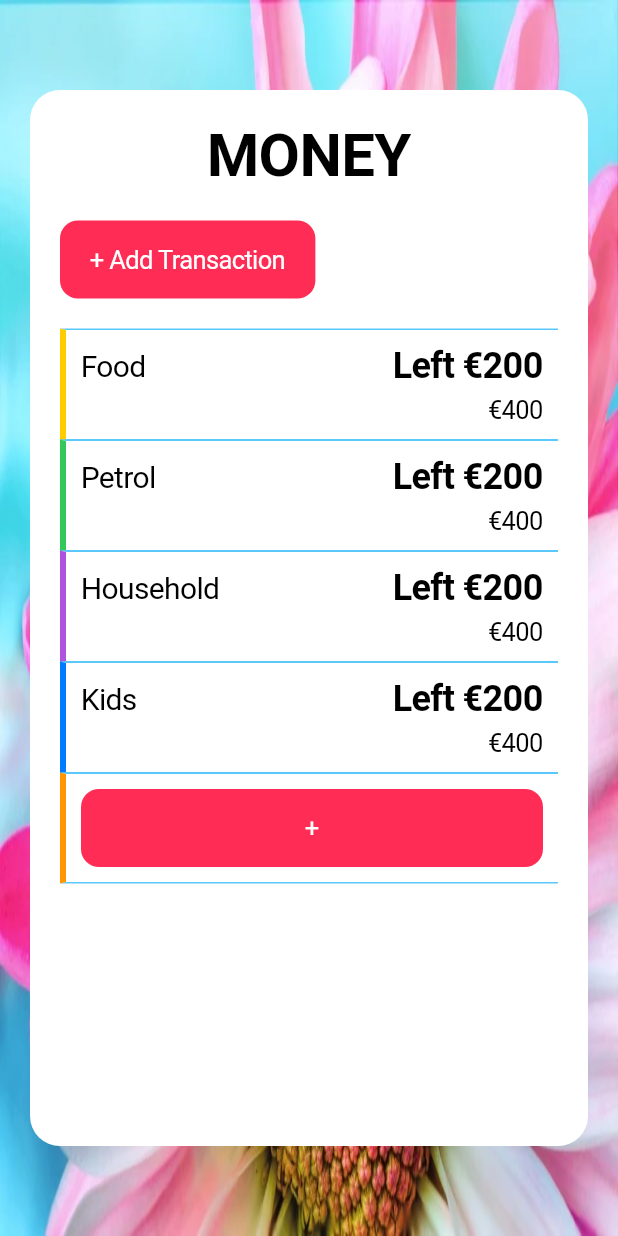
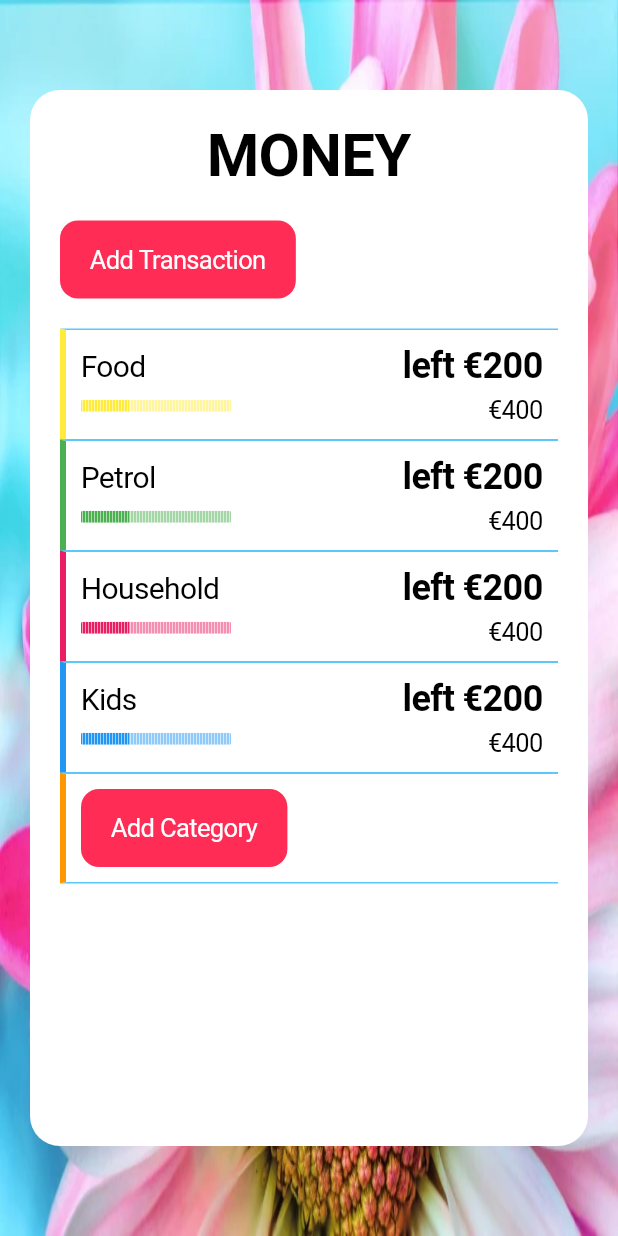
Before and after one commit to MrSFGriffin/prettyPennies, a Flutter app: the screen it shows after launch, on a phone screen of 412 x 824 dp. Run offline on Flutter 3.47's test engine with Material 2 defaults, Android fonts, the phone set to English and light mode, and no system bars; drawn by our look-alikes of step_progress_indicator; Roboto replaces fonts that are missing (Helvetica).

Commit message:
Narrowed the 'Add Category' button to match the 'Add Transaction' button.

```diff
--- a/pretty_pennies/lib/main.dart
+++ b/pretty_pennies/lib/main.dart
@@ -1,5 +1,6 @@
 import 'package:flutter/material.dart';
 import 'package:flutter/cupertino.dart';
+import 'package:step_progress_indicator/step_progress_indicator.dart';
 
 void main() {
   //runApp(const MyApp());
@@ -32,9 +33,14 @@
   final verticalPadding = 60.0;
   final categories = ['Food', 'Petrol', 'Household', 'Kids'];
   final colours = [
-      CupertinoColors.systemYellow, CupertinoColors.systemGreen,
-      CupertinoColors.systemPurple, CupertinoColors.systemBlue,
-      CupertinoColors.systemOrange
+    Colors.yellow, Colors.green,
+    Colors.pink, Colors.blue,
+    Colors.orange
+  ];
+  final lightColours = [
+    Colors.yellow.shade200, Colors.green.shade200,
+    Colors.pink.shade200, Colors.blue.shade200,
+    Colors.orange.shade200
   ];
   @override
   build(BuildContext context) {
@@ -58,7 +64,7 @@
                 ),
                 decoration: const BoxDecoration(
                   borderRadius: BorderRadius.all(Radius.circular(20)),
-                    color: CupertinoColors.white,
+                  color: CupertinoColors.systemBackground,
                 ),
                 child: Column(
                   children: [
@@ -80,7 +86,7 @@
                     Padding(
                         child: CupertinoButton(
                           child: const Text(
-                                '+ Add Transaction',
+                              'Add Transaction',
                               style: TextStyle(color: CupertinoColors.white)),
                           onPressed: () => {},
                           color: CupertinoColors.systemPink,
@@ -119,13 +125,17 @@
                               ),
                               child: Padding(
                                 child: index == categories.length
-                                      ? CupertinoButton(
+                                    ? Row(
+                                      children: [
+                                        CupertinoButton(
                                           child: const Text(
-                                              ' + ',
+                                              'Add Category',
                                               style: TextStyle(
                                                   color: CupertinoColors.white)),
                                           onPressed: () => {},
                                           color: CupertinoColors.systemPink,
+                                        )
+                                      ]
                                     )
                                     : Column(
                                         children: [
@@ -139,7 +149,7 @@
                                                   )
                                                 ),
                                                 const Text(
-                                                      'Left €200',
+                                                    'left €200',
                                                     style: TextStyle(
                                                         fontSize: 24,
                                                         fontWeight: FontWeight.bold
@@ -150,7 +160,16 @@
                                           Row(
                                             mainAxisAlignment: MainAxisAlignment.spaceBetween,
                                             children: [
-                                                Container(),
+                                              StepProgressIndicator(
+                                                totalSteps: 100,
+                                                currentStep: 32,
+                                                //customStep: (i, c, d) => Text('|'),
+                                                size: 8,
+                                                padding: 0,
+                                                selectedColor: colours[index],
+                                                unselectedColor: lightColours[index],
+                                                roundedEdges: Radius.circular(10),
+                                              ),
                                               Padding(
                                                 child: Text('€400'),
                                                 padding: EdgeInsets.only(top: 5)
--- a/pretty_pennies/pubspec.yaml
+++ b/pretty_pennies/pubspec.yaml
@@ -34,6 +34,7 @@ dependencies:
   # The following adds the Cupertino Icons font to your application.
   # Use with the CupertinoIcons class for iOS style icons.
   cupertino_icons: ^1.0.2
+  step_progress_indicator: ^1.0.1
 
 dev_dependencies:
   flutter_test:
```
Also changed, not shown: pretty_pennies/pubspec.lock, 6 other files. Lines whose indentation alone changed are shown as unchanged.
